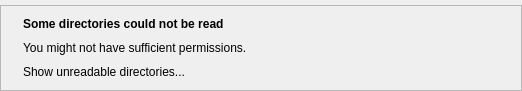
Before: the Qt Designer form src/panel-message.ui in Lithopsian/qt6dirstat, drawn with Qt 5.
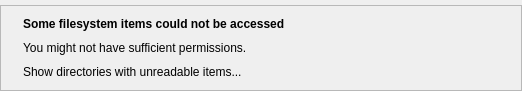
After: the same form once the commit is applied. Icons and pictures are not drawn.

```diff
--- a/src/panel-message.ui
+++ b/src/panel-message.ui
@@ -66,7 +66,7 @@
                </font>
               </property>
               <property name="text">
-               <string>Some directories could not be read</string>
+               <string>Some filesystem items could not be accessed</string>
               </property>
              </widget>
             </item>
@@ -80,7 +80,7 @@
             <item>
              <widget class="QLabel" name="detailsLinkLabel">
               <property name="text">
-               <string notr="true">&lt;a href&gt;Show unreadable directories...&lt;/a&gt;</string>
+               <string notr="true">&lt;a href&gt;Show directories with unreadable items...&lt;/a&gt;</string>
               </property>
               <property name="textInteractionFlags">
                <set>Qt::LinksAccessibleByKeyboard|Qt::LinksAccessibleByMouse</set>
```
